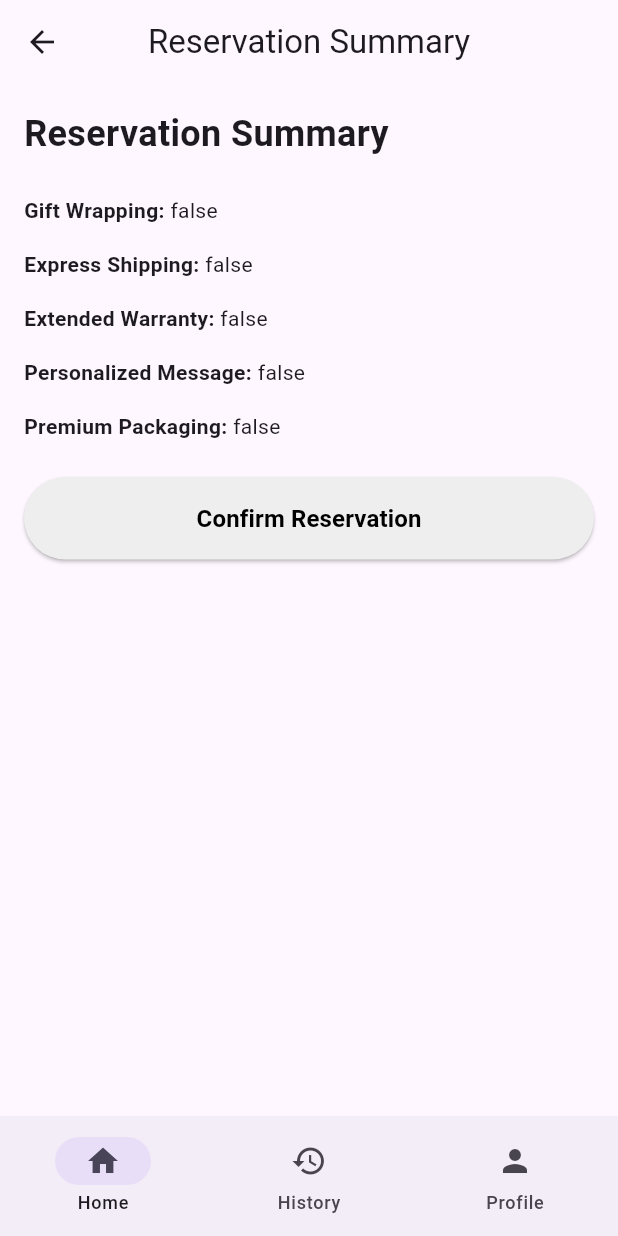
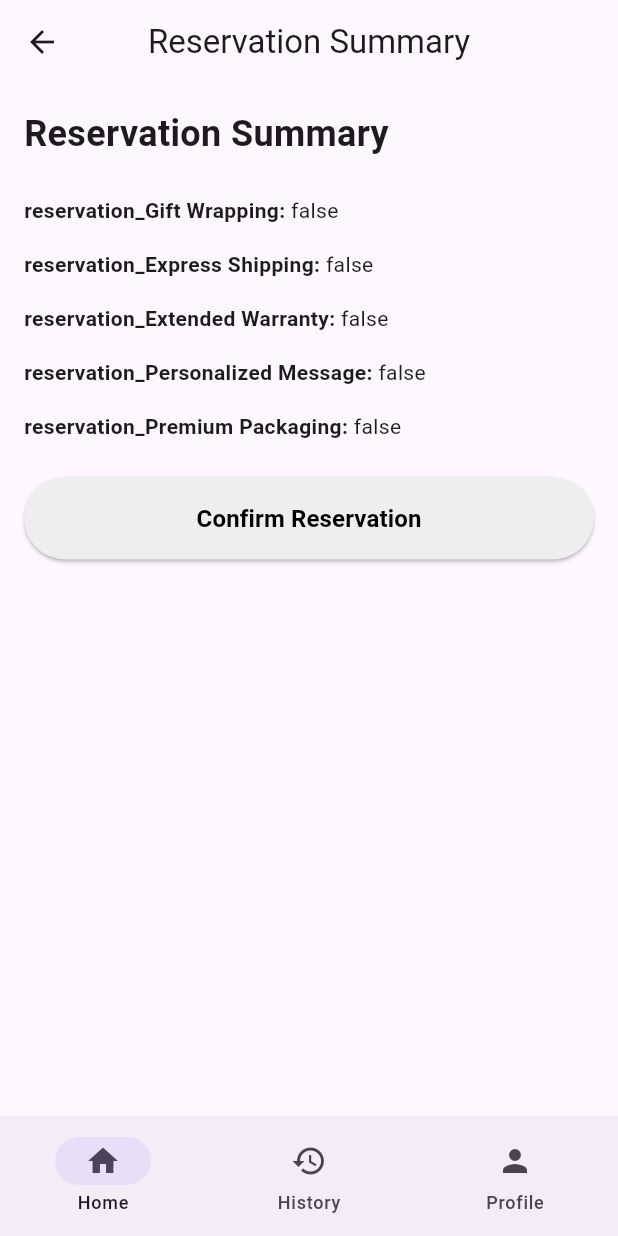
Before and after one commit to plsnoname/webapp, a Flutter app: the ExtrasSelector screen opened by its route, after a tap on "Go to Reservation Summary", on a phone screen of 412 x 824 dp. Run offline on Flutter 3.47's test engine with Material 3 defaults, Android fonts, the phone set to English and light mode, and no system bars; our stand-ins replace app_links, flutter_secure_storage, go_router; missing offline and left inert: auth0_flutter, flutter_inappwebview; accounts and stored records are empty; network calls fail.

Commit message:
a bad but almost functional version

```diff
--- a/lib/features/make_reservation/view/animal_form.dart
+++ b/lib/features/make_reservation/view/animal_form.dart
@@ -27,12 +27,12 @@ class _AnimalFormPageState extends State<AnimalFormPage> {
 
   Future<void> _saveToStorage() async {
     final storage = FlutterSecureStorage();
-    await storage.write(key: 'Animal Type', value: _animalType);
-    await storage.write(key: 'Dog Size', value: _dogSize);
-    await storage.write(key: 'Animal Name', value: _animalName);
-    await storage.write(key: 'Other Animal', value: _otherAnimal);
-    await storage.write(key: 'Age', value: _age);
-    await storage.write(key: 'Sex', value: _sex);
+    await storage.write(key: 'reservation_Animal Type', value: _animalType);
+    await storage.write(key: 'reservation_Dog Size', value: _dogSize);
+    await storage.write(key: 'reservation_Animal Name', value: _animalName);
+    await storage.write(key: 'reservation_Other Animal', value: _otherAnimal);
+    await storage.write(key: 'reservation_Age', value: _age);
+    await storage.write(key: 'reservation_Sex', value: _sex);
   }
 
   @override
--- a/lib/features/make_reservation/view/extras_selector.dart
+++ b/lib/features/make_reservation/view/extras_selector.dart
@@ -43,12 +43,14 @@ class _ExtrasSelectorState extends State<ExtrasSelector> {
 
   Future<void> _saveToStorage() async {
     final storage = FlutterSecureStorage();
-    await storage.write(key: 'Payment Method', value: _selectedPaymentMethod);
+    await storage.write(
+        key: 'reservation_Payment Method', value: _selectedPaymentMethod);
     for (var entry in _selectedOptions.entries) {
-      await storage.write(key: entry.key, value: entry.value.toString());
+      await storage.write(
+          key: 'reservation_${entry.key}', value: entry.value.toString());
     }
     for (var entry in _answers.entries) {
-      await storage.write(key: entry.key, value: entry.value);
+      await storage.write(key: 'reservation_${entry.key}', value: entry.value);
     }
   }
 
--- a/lib/features/make_reservation/view/reservation_summary.dart
+++ b/lib/features/make_reservation/view/reservation_summary.dart
@@ -9,7 +9,24 @@ class ReservationSummary extends StatelessWidget {
 
   Future<Map<String, String>> _loadReservationData() async {
     final storage = FlutterSecureStorage();
-    return await storage.readAll();
+    final allData = await storage.readAll();
+    final filteredData = allData
+      ..removeWhere((key, value) => !_isReservationData(key));
+    return filteredData;
+  }
+
+  bool _isReservationData(String key) {
+    return key.contains('reservation');
+  }
+
+  Future<void> _clearReservationData() async {
+    final storage = FlutterSecureStorage();
+    final allData = await storage.readAll();
+    for (var key in allData.keys) {
+      if (_isReservationData(key)) {
+        await storage.delete(key: key);
+      }
+    }
   }
 
   @override
@@ -58,7 +75,8 @@ class ReservationSummary extends StatelessWidget {
                   SizedBox(
                     width: double.infinity,
                     child: ElevatedButton(
-                      onPressed: () {
+                      onPressed: () async {
+                        await _clearReservationData();
                         // Perform final submission or navigation
                         print('Final submission');
                       },
```
Also changed, not shown: lib/features/make_reservation/view/animal_form_stage_two.dart (+6 -2 lines).
